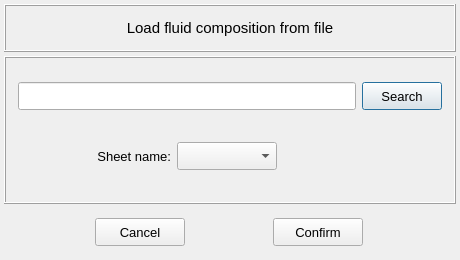
The window that vibra/interface/data/ui_files/model/setup/fluid/load_fluid_composition.ui (MOPT-UFSC/VIBRA) describes before a commit, drawn with Qt 5.
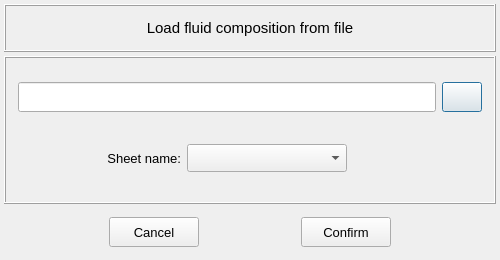
The same window after the commit. Icons and pictures are not drawn.

```diff
--- a/vibra/interface/data/ui_files/model/setup/fluid/load_fluid_composition.ui
+++ b/vibra/interface/data/ui_files/model/setup/fluid/load_fluid_composition.ui
@@ -6,19 +6,19 @@
    <rect>
     <x>0</x>
     <y>0</y>
-    <width>460</width>
+    <width>500</width>
     <height>260</height>
    </rect>
   </property>
   <property name="minimumSize">
    <size>
-    <width>460</width>
+    <width>500</width>
     <height>260</height>
    </size>
   </property>
   <property name="maximumSize">
    <size>
-    <width>460</width>
+    <width>500</width>
     <height>260</height>
    </size>
   </property>
@@ -121,18 +121,18 @@
         <property name="minimumSize">
          <size>
           <width>300</width>
-          <height>28</height>
+          <height>30</height>
          </size>
         </property>
         <property name="maximumSize">
          <size>
           <width>16777215</width>
-          <height>28</height>
+          <height>30</height>
          </size>
         </property>
         <property name="font">
          <font>
-          <pointsize>8</pointsize>
+          <pointsize>9</pointsize>
          </font>
         </property>
         <property name="alignment">
@@ -144,14 +144,14 @@
        <widget class="QPushButton" name="pushButton_search">
         <property name="minimumSize">
          <size>
-          <width>80</width>
-          <height>28</height>
+          <width>40</width>
+          <height>30</height>
          </size>
         </property>
         <property name="maximumSize">
          <size>
-          <width>80</width>
-          <height>28</height>
+          <width>40</width>
+          <height>30</height>
          </size>
         </property>
         <property name="font">
@@ -160,7 +160,11 @@
          </font>
         </property>
         <property name="text">
-         <string>Search</string>
+         <string/>
+        </property>
+        <property name="icon">
+         <iconset>
+          <normaloff>../../../../icons/new_file.png</normaloff>../../../../icons/new_file.png</iconset>
         </property>
        </widget>
       </item>
@@ -222,19 +226,19 @@
           <widget class="QComboBox" name="comboBox_sheet_names">
            <property name="minimumSize">
             <size>
-             <width>100</width>
+             <width>160</width>
              <height>28</height>
             </size>
            </property>
            <property name="maximumSize">
             <size>
-             <width>200</width>
+             <width>160</width>
              <height>28</height>
             </size>
            </property>
            <property name="font">
             <font>
-             <pointsize>10</pointsize>
+             <pointsize>9</pointsize>
             </font>
            </property>
           </widget>
@@ -297,13 +301,13 @@
         <property name="minimumSize">
          <size>
           <width>90</width>
-          <height>28</height>
+          <height>30</height>
          </size>
         </property>
         <property name="maximumSize">
          <size>
           <width>90</width>
-          <height>28</height>
+          <height>30</height>
          </size>
         </property>
         <property name="font">
@@ -321,13 +325,13 @@
         <property name="minimumSize">
          <size>
           <width>90</width>
-          <height>28</height>
+          <height>30</height>
          </size>
         </property>
         <property name="maximumSize">
          <size>
           <width>90</width>
-          <height>28</height>
+          <height>30</height>
          </size>
         </property>
         <property name="font">
```
